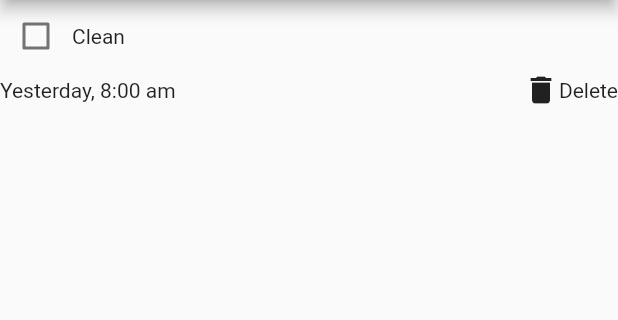
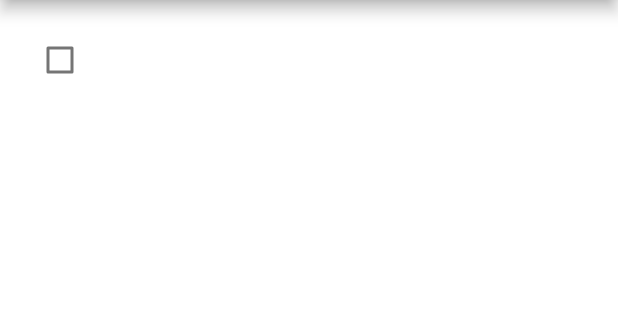
Before and after one commit to Kylaaajy/cc206-dolisto, a Flutter app: the screen it shows after launch, in the side drawer, after a tap on "Deleted Task", on a phone screen of 412 x 824 dp, the part 84-404 px from its top. Run offline on Flutter 3.47's test engine with Material 2 defaults, Android fonts, the phone set to English and light mode, and no system bars; Roboto replaces fonts that are missing (Roboto-Regular).

Commit message:
added styling to the main.dart and drawer

```diff
--- a/lib/Components/home_drawer.dart
+++ b/lib/Components/home_drawer.dart
@@ -2,28 +2,44 @@ import 'package:flutter/material.dart';
 import '../features/delete_task.dart';
 import '../main.dart';
 
-
 class HomeDrawer extends StatelessWidget {
   const HomeDrawer({Key? key}) : super(key: key);
-
 
   @override
   Widget build(BuildContext context) {
     return Drawer(
+      child: Container(
+        color: Colors.lightBlue,
         child: ListView(
           children: [
             ListTile(
-            title: Text('Deleted Task'),
+              title: Text(
+                'Deleted Task',
+                style: TextStyle(
+                  color: Colors.blue,
+                  fontSize: 18.0,
+                  fontFamily: 'CustomFont',
+                ),
+              ),
               onTap: () {
-              Navigator.pop(context); // Close the drawer
+                Navigator.pop(context);
                 Navigator.push(
                   context,
                   MaterialPageRoute(builder: (context) => DeletedTask()),
                 );
               },
+              tileColor: Colors.blue,
+              shape: RoundedRectangleBorder(
+                borderRadius: BorderRadius.circular(10.0),
+              ),
+              contentPadding: EdgeInsets.all(16.0),
             ),
           ],
+        ),
       ),
     );
   }
 }
+
+DeletedTask() {
+}
--- a/lib/main.dart
+++ b/lib/main.dart
@@ -13,22 +13,28 @@ class TaskManagerApp extends StatelessWidget {
       title: 'Task Manager',
       theme: ThemeData(
         primarySwatch: Colors.blue,
+        fontFamily: 'Roboto-Regular',
       ),
-      home: TaskManagerHome(),
+      initialRoute: '/',
+      routes: {
+        '/': (context) => TaskManagerHome(),
+        '/deletedTask': (context) => DeletedTask(),
+      },
     );
   }
 }
 
-class DeleteTask extends StatelessWidget {
-  const DeleteTask({Key? key});
-
+class DeletedTask extends StatelessWidget {
   @override
   Widget build(BuildContext context) {
     return Scaffold(
       appBar: AppBar(
-        title: const Text("Deleted Task"),
+        title: const Text("Deleted Task", style: TextStyle(color: Colors.white)),
       ),
-      body: Column(
+      body: Container(
+        color: Colors.white,
+        padding: EdgeInsets.all(16.0),
+        child: Column(
           crossAxisAlignment: CrossAxisAlignment.start,
           children: [
             Row(
@@ -37,18 +43,19 @@ class DeleteTask extends StatelessWidget {
                   value: false,
                   onChanged: (value) {},
                 ),
-              const Text('Clean'),
+                const Text('Clean', style: TextStyle(color: Colors.white)),
               ],
             ),
             Row(
               children: [
-              const Text('Yesterday, 8:00 am'),
+                const Text('Yesterday, 8:00 am', style: TextStyle(color: Colors.white)),
                 const Spacer(),
-              const Icon(Icons.delete),
-              const Text('Delete'),
+                const Icon(Icons.delete, color: Colors.white),
+                const Text('Delete', style: TextStyle(color: Colors.white)),
               ],
             ),
           ],
+        ),
       ),
     );
   }
@@ -59,11 +66,26 @@ class TaskManagerHome extends StatelessWidget {
   Widget build(BuildContext context) {
     return Scaffold(
       appBar: AppBar(
-        title: Text("Task Manager"),
+        title: Text(
+          "Task Manager",
+          style: TextStyle(fontSize: 20.0, color: Colors.white),
         ),
-      drawer: HomeDrawer(), // Add the drawer to the Scaffold
-      body: Center(
-        child: Text("Your Task Manager Home Page"),
+      ),
+      drawer: const HomeDrawer(),
+      body: Container(
+        color: Colors.blue,
+        padding: EdgeInsets.all(16.0),
+        child: Center(
+          child: Text(
+            "Your Task Manager Home Page",
+            style: TextStyle(
+              color: Colors.white,
+              fontSize: 24.0,
+              fontWeight: FontWeight.bold,
+              fontFamily: 'Roboto-Regular',
+            ),
+          ),
+        ),
       ),
     );
   }
@@ -75,15 +97,21 @@ class HomeDrawer extends StatelessWidget {
   @override
   Widget build(BuildContext context) {
     return Drawer(
+      backgroundColor: Colors.blue,
       child: ListView(
         children: [
           ListTile(
-            title: const Text('Deleted Task'),
+            title: const Text('Deleted Task', style: TextStyle(color: Colors.white)),
             onTap: () {
               Navigator.pop(context);
               Navigator.push(
                 context,
-                MaterialPageRoute(builder: (context) => const DeleteTask()),
+                MaterialPageRoute(
+                  builder: (context) => Container(
+                    color: Colors.blue,
+                    child: DeletedTask(),
+                  ),
+                ),
               );
             },
           ),
--- a/pubspec.yaml
+++ b/pubspec.yaml
@@ -52,6 +52,10 @@ dev_dependencies:
 
 # The following section is specific to Flutter packages.
 flutter:
+  fonts:
+    - family: CustomFont
+      fonts:
+        - asset: lib/Fonts/Roboto-Regular.ttf
 
   # The following line ensures that the Material Icons font is
   # included with your application, so that you can use the icons in
```
Also changed, not shown: lib/Fonts/Roboto-Regular.ttf (added). Lines whose indentation alone changed are shown as unchanged.
